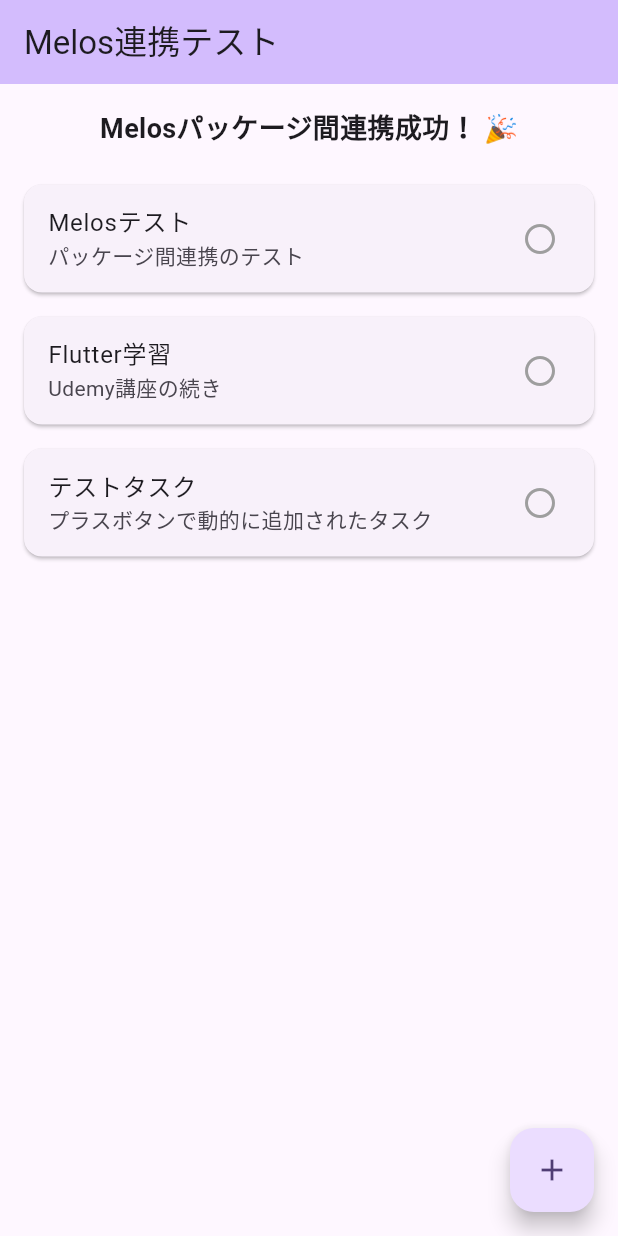
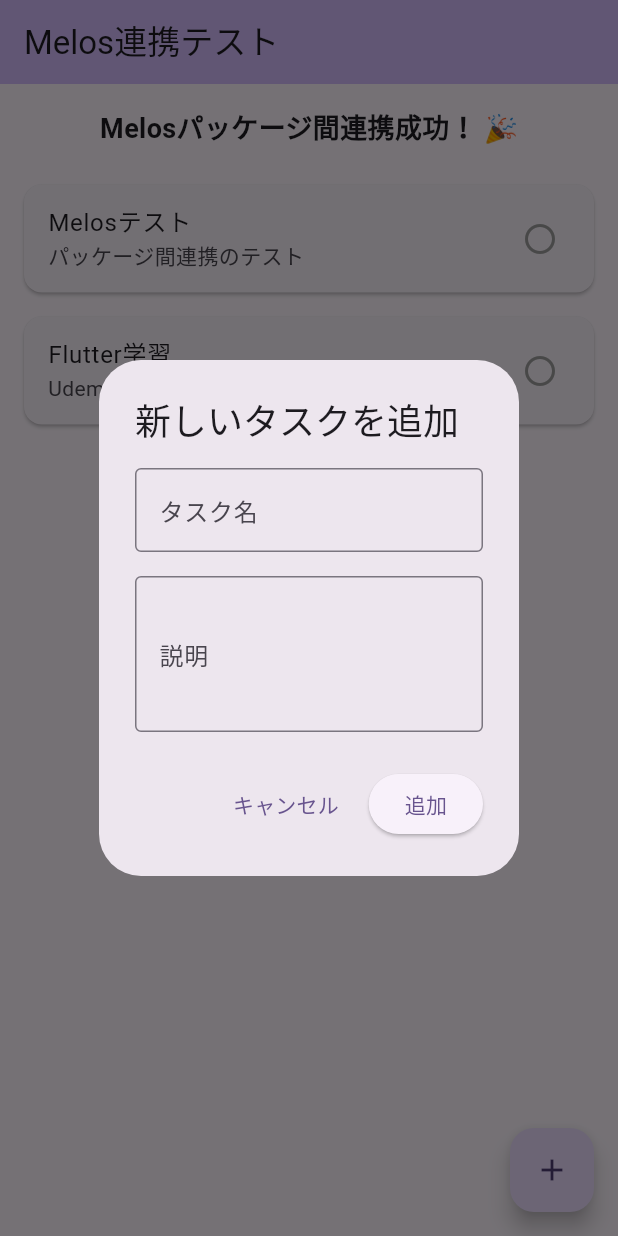
Before and after one commit to mikiIDE/flutter_task_management_mono, a Flutter app: the screen it shows after launch, after a tap on the "add" icon, on a phone screen of 412 x 824 dp. Run offline on Flutter 3.47's test engine with Material 3 defaults, Android fonts, the phone set to English and light mode, and no system bars.

Commit message:
implement Task add Form

```diff
--- a/apps/task_app/lib/main.dart
+++ b/apps/task_app/lib/main.dart
@@ -82,14 +82,22 @@ class _TaskTestPageState extends State<TaskTestPage> {
       ),
       floatingActionButton: FloatingActionButton(
         onPressed: () {
-          _repository.addTask(
-            Task(
-              id: DateTime.now().millisecondsSinceEpoch.toString(),
-              title: 'テストタスク',
-              description: 'プラスボタンで動的に追加されたタスク',
-            ),
+          showDialog(
+            context: context,
+            builder:
+                (context) => TaskForm( // TaskFormへ変更
+                  onSubmit: (title, description) {
+                    _repository.addTask(
+                      Task(
+                        id: DateTime.now().millisecondsSinceEpoch.toString(),
+                        title: title,
+                        description: description,
+                      ),
+                    );
+                    setState(() {}); // 画面を更新
+                  },
+                ),
           );
-          setState(() {});
         },
         child: const Icon(Icons.add),
       ),
--- a/packages/ui_components/lib/ui_components.dart
+++ b/packages/ui_components/lib/ui_components.dart
@@ -3,3 +3,4 @@ library ui_components;
 
 // 公開するウィジェットをexportで明示
 export 'src/widgets/task_card.dart';
+export 'src/widgets/task_form.dart';
```
